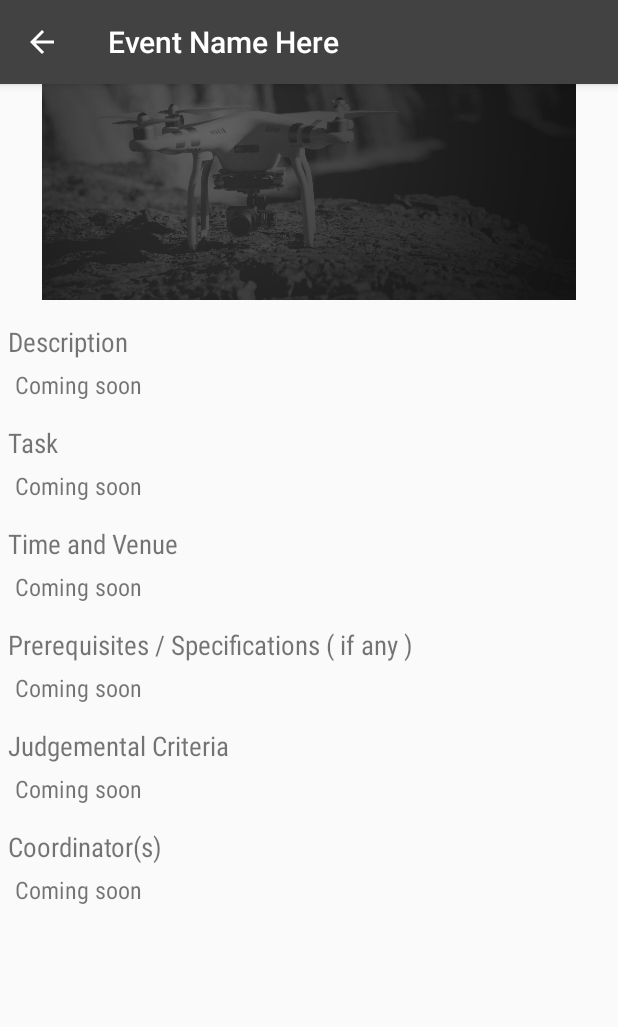
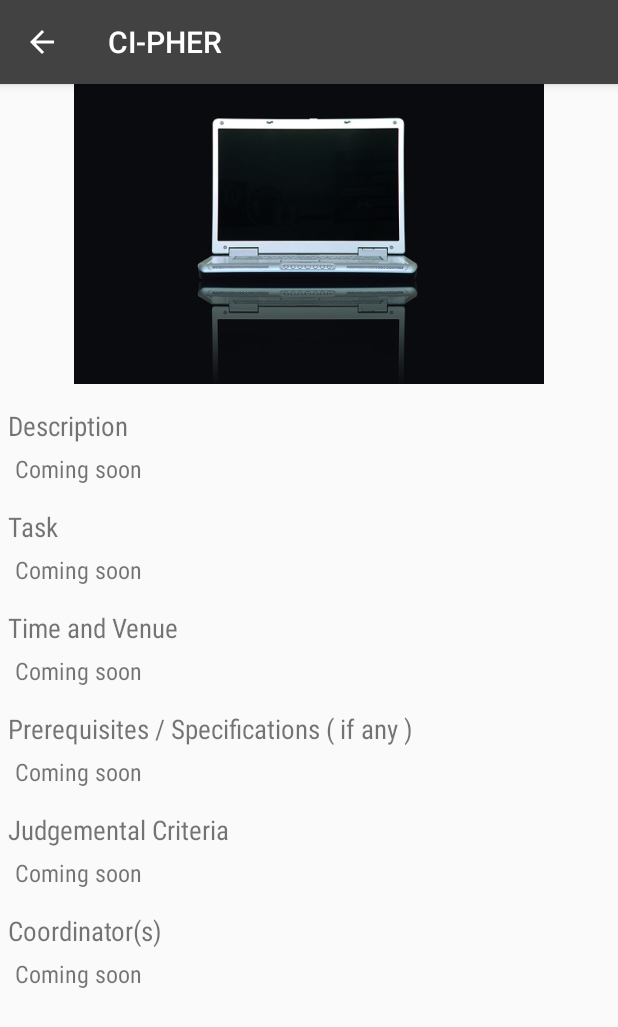
Before and after one commit to pranjul-sharma/Jnanagni-2k17, an Android app: the EventFragment screen opened directly, with no data from a screen before it, after a tap on an icon or button, on a phone screen of 412 x 824 dp. Shown: the top 1027 px of the screen. Run offline under Robolectric (Android 15) with nearby library versions, the phone set to English and light mode, and no system bars.

Commit message:
some  files updated partially

```diff
--- a/app/src/main/java/com/example/pranjul/materialtest/EventAadpter.java
+++ b/app/src/main/java/com/example/pranjul/materialtest/EventAadpter.java
@@ -36,7 +36,7 @@ public class EventAadpter extends RecyclerView.Adapter<EventAadpter.MyViewHodler
 
     @Override
     public void onBindViewHolder(MyViewHodler holder, int position) {
-        Event event=eventList.get(position);
+        final Event event=eventList.get(position);
         holder.textView.setText(event.getEventName());
 
         Glide.with(mContext).load(event.getEventCover()).into(holder.imageView);
@@ -45,6 +45,8 @@ public class EventAadpter extends RecyclerView.Adapter<EventAadpter.MyViewHodler
             @Override
             public void onClick(View view) {
                 Intent intent=new Intent(mContext,EventInfoActivity.class);
+                String eventName=event.getEventName();
+                intent.putExtra("eventName",eventName);
                 mContext.startActivity(intent);
             }
         });
--- a/app/src/main/java/com/example/pranjul/materialtest/EventInfoActivity.java
+++ b/app/src/main/java/com/example/pranjul/materialtest/EventInfoActivity.java
@@ -1,5 +1,6 @@
 package com.example.pranjul.materialtest;
 
+import android.content.Intent;
 import android.os.Bundle;
 import android.os.PersistableBundle;
 import android.support.v4.app.FragmentTransaction;
@@ -18,12 +19,14 @@ public class EventInfoActivity extends AppCompatActivity {
         super.onCreate(savedInstanceState);
         setContentView(R.layout.activity_event_info);
         toolbar=(Toolbar)findViewById(R.id.toolbar_event_info);
-       toolbar.setTitle("Event Name Here");
+        Intent intent=getIntent();
+        String eventName=intent.getStringExtra("eventName");
+        toolbar.setTitle(eventName);
         setSupportActionBar(toolbar);
         getSupportActionBar().setDisplayHomeAsUpEnabled(true);
-
+        EventInfoFragment eventInfoFragment=new EventInfoFragment();
         FragmentTransaction fragmentTransaction=getSupportFragmentManager().beginTransaction();
-        fragmentTransaction.replace(R.id.frame_event_info,new EventInfoFragment());
+        fragmentTransaction.replace(R.id.frame_event_info,eventInfoFragment);
         fragmentTransaction.commit();
     }
 }
--- a/app/src/main/java/com/example/pranjul/materialtest/EventInfoFragment.java
+++ b/app/src/main/java/com/example/pranjul/materialtest/EventInfoFragment.java
@@ -33,7 +33,7 @@ public class EventInfoFragment extends Fragment {
         eventDesc.setText(str);
         eventTimeVenue.setText(str);
         eventTask.setText(str);
-        eventImage.setImageResource(R.drawable.copter);
+        eventImage.setImageResource(R.drawable.cipher);
         eventPrerequisites.setText(str);
         eventJudgementalCriteria.setText(str);
         eventCoordinators.setText(str);
--- a/app/src/main/res/layout/activity_event_info.xml
+++ b/app/src/main/res/layout/activity_event_info.xml
@@ -9,7 +9,7 @@
     <android.support.design.widget.AppBarLayout
         android:layout_width="match_parent"
         android:layout_height="wrap_content"
-        android:id="@+id/appbar"
+        android:id="@+id/appbarEvent"
         android:theme="@style/ThemeOverlay.AppCompat.Dark.ActionBar"
         >
         <android.support.v7.widget.Toolbar
@@ -24,6 +24,7 @@
     <FrameLayout
         android:layout_width="match_parent"
         android:layout_height="wrap_content"
+        android:layout_below="@id/appbarEvent"
         android:id="@+id/frame_event_info"/>
 
 </RelativeLayout>
--- a/app/src/main/res/layout/event_info_fragment.xml
+++ b/app/src/main/res/layout/event_info_fragment.xml
@@ -15,7 +15,8 @@
             >
 
             <ImageView
-                android:layout_width="match_parent"
+                android:layout_width="wrap_content"
+                android:layout_gravity="center_horizontal"
                 android:layout_height="200sp"
                 android:id="@+id/image_event_info"
                 />
```
